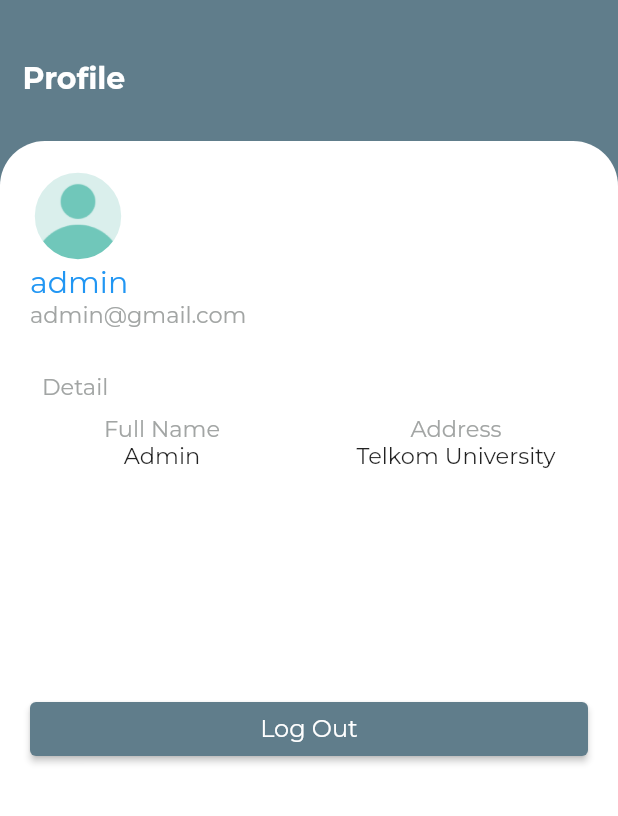
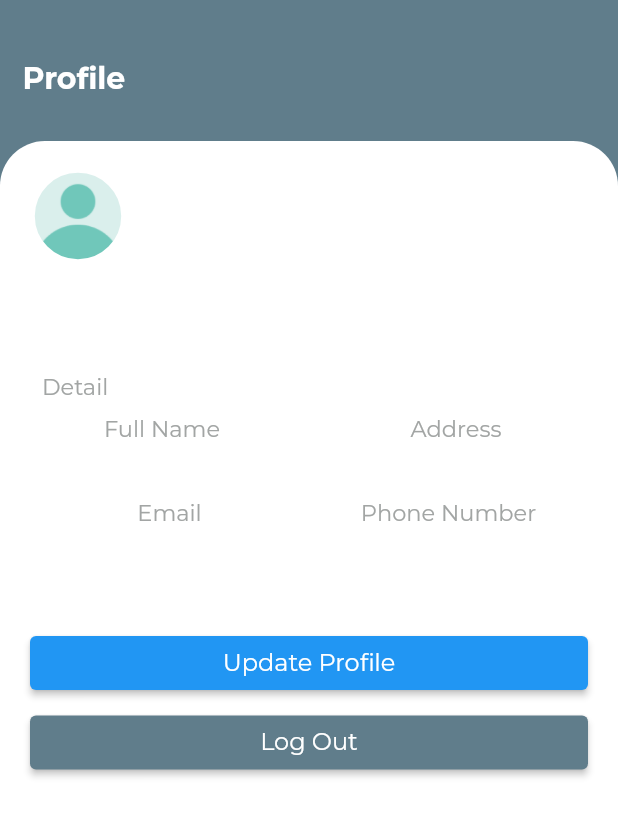
Before and after one commit to dickymujantara/tubes-abp-flutter, a Flutter app: the Account screen opened directly, on a phone screen of 412 x 824 dp. Shown: the top 816 px of the screen. Run offline on Flutter 3.47's test engine with Material 2 defaults, Android fonts, the phone set to English and light mode, and no system bars; our stand-ins replace dio, google_fonts, image_picker, shared_preferences; accounts and stored records are empty.

Commit message:
implement get profile

```diff
--- a/lib/common/constants.dart
+++ b/lib/common/constants.dart
@@ -7,4 +7,6 @@ const String keyName = "key_name";
 const String keyAddress = "key_address";
 const String keyEmail = "key_email";
 const String keyRole = "key_role";
+const String keyId = "key_id";
+const String keyPhonenumber = "key_phonenumber";
 const String loginFailed = "Login Error!";
--- a/lib/home.dart
+++ b/lib/home.dart
@@ -1,4 +1,5 @@
 import 'package:flutter/material.dart';
+import 'package:tubes_flutter/common/colors.dart';
 import 'ui/home/home.dart';
 import 'ui/story/story.dart';
 import 'ui/visitlist/listdata.dart';
@@ -75,6 +76,8 @@ class _MyHomePageState extends State<MyHomePage> {
       onTap: (index) {
         _changeTab(index);
       },
+      backgroundColor: primaryColor,
+      selectedItemColor: infoColor,
       currentIndex: _currentIndex,
       items: const [
         BottomNavigationBarItem(
--- a/lib/provider/user_provider.dart
+++ b/lib/provider/user_provider.dart
@@ -3,35 +3,42 @@ import 'dart:developer';
 import 'package:flutter/material.dart';
 import 'package:shared_preferences/shared_preferences.dart';
 import 'package:tubes_flutter/common/constants.dart';
+import 'package:tubes_flutter/model/user_profile_response.dart';
 import 'package:tubes_flutter/model/user_register_response.dart';
 import 'package:tubes_flutter/network/remote_data_source.dart';
 import '../model/user_response.dart';
 
 class UserProvider with ChangeNotifier{
   String? _token;
+  String? _id;
   String? _username;
   String? _name;
   String? _address;
   String? _email;
   String? _role;
+  String? _phoneNumber;
 
   late final SharedPreferences _preferences;
 
   String? get token => _token;
+  String? get id => _id;
   String? get username => _username;
   String? get name => _name;
   String? get address => _address;
   String? get email => _email;
   String? get role => _role;
+  String? get phoneNumber => _phoneNumber;
 
   Future<void> init() async{
     _preferences = await SharedPreferences.getInstance();
     _token = _preferences.getString(keyToken);
+    _id = _preferences.getString(keyId);
     _username = _preferences.getString(keyUsername);
     _name = _preferences.getString(keyName);
     _address = _preferences.getString(keyAddress);
     _email = _preferences.getString(keyEmail);
     _role = _preferences.getString(keyRole);
+    _phoneNumber = _preferences.getString(keyPhonenumber);
   }
 
   Future<UserResponse> login({
@@ -39,22 +46,25 @@ class UserProvider with ChangeNotifier{
     required String password
   }) async{
     UserResponse auth = await RemoteDataSource.login(username: username, password: password);
+    UserProfileResponse profile = await RemoteDataSource.profile(id: auth.data.user.id.toString());
 
     _token = auth.data.accessToken;
+    _id = auth.data.user.id.toString();
     _username = auth.data.user.username;
     _name = auth.data.user.name;
     _address = auth.data.user.address;
     _email = auth.data.user.email;
     _role = auth.data.user.role;
+    _phoneNumber = profile.data.phoneNumber;
 
-    if (_token != null) {
     await _preferences.setString(keyToken,_token!);
     await _preferences.setString(keyUsername,_username!);
     await _preferences.setString(keyName,_name!);
     await _preferences.setString(keyAddress,_address!);
     await _preferences.setString(keyEmail,_email!);
     await _preferences.setString(keyRole,_role!);
-    }
+    await _preferences.setString(keyId,_id!);
+    await _preferences.setString(keyPhonenumber,_phoneNumber!);
 
     return auth;
   }
@@ -81,4 +91,9 @@ class UserProvider with ChangeNotifier{
 
   }
 
+  Future<void> logout() async {
+    _preferences = await SharedPreferences.getInstance();
+    _preferences.clear();
   }
+
+}
--- a/lib/ui/account/account.dart
+++ b/lib/ui/account/account.dart
@@ -3,9 +3,76 @@ import 'package:tubes_flutter/widget/custom_scaffold.dart';
 import 'package:tubes_flutter/common/colors.dart';
 import 'package:tubes_flutter/common/text_styles.dart';
 import 'package:tubes_flutter/ui/auth/login_page.dart';
+import 'package:tubes_flutter/provider/user_provider.dart';
+import 'package:provider/provider.dart';
+import 'package:tubes_flutter/ui/auth/login_page.dart';
 
-class Account extends StatelessWidget {
+class Account extends StatefulWidget{
   static const routeName = "profile";
+
+  @override
+  _AccountState createState() => _AccountState();
+}
+
+class _AccountState extends State<Account> {
+  String _username = "";
+  String _email = "";
+  String _name = "";
+  String _address = "";
+  String _phoneNumber = "";
+
+  @override
+  void initState() {
+    _userData();
+    super.initState();
+  }
+
+  Future<void> _userData() async {
+    UserProvider provider = context.read<UserProvider>();
+
+    String username = provider.username ?? "";
+    String email = provider.email ?? "";
+    String name = provider.name ?? "";
+    String address = provider.address ?? "";
+    String phoneNumber = provider.phoneNumber ?? "";
+
+    setState(() {
+      _username = username;
+      _email = email;
+      _name = name;
+      _address = address;
+      _phoneNumber = phoneNumber;
+    });
+  }
+
+  Future<void> _logout() async {
+    showDialog(
+      context: context,
+      builder: (BuildContext context) {
+        return AlertDialog(
+          title: const Text('Alert'),
+          content: SingleChildScrollView(
+            child: ListBody(
+              children: const <Widget>[
+                Text('Are you sure want to logout?'),
+              ],
+            ),
+          ),
+          actions: <Widget>[
+            TextButton(
+              child: const Text('Yes'),
+              onPressed: () {
+                UserProvider provider = context.read<UserProvider>();
+                provider.logout();
+                Navigator.popAndPushNamed(context, LoginPage.routeName);
+              },
+            ),
+          ],
+        );
+      }
+    );
+  }
+
   @override
   Widget build(BuildContext context) {
     return CustomScaffold(
@@ -40,8 +107,8 @@ class Account extends StatelessWidget {
             mainAxisAlignment: MainAxisAlignment.start,
             crossAxisAlignment: CrossAxisAlignment.start,
             children: [
-              Text('admin', style: primaryText.copyWith(fontSize: 20), overflow: TextOverflow.ellipsis,),
-              Text("admin@gmail.com",style: greyText.copyWith(fontSize: 15),overflow: TextOverflow.ellipsis)
+              Text(_username, style: primaryText.copyWith(fontSize: 20), overflow: TextOverflow.ellipsis,),
+              Text(_email,style: greyText.copyWith(fontSize: 15),overflow: TextOverflow.ellipsis)
             ],
           ),
         ),
@@ -65,7 +132,7 @@ class Account extends StatelessWidget {
                     TextSpan(
                         text: 'Full Name\n',
                         style: greyText.copyWith(fontSize: 15)),
-                    TextSpan(text: "Admin", style: blackText),
+                    TextSpan(text: _name, style: blackText),
                   ]),
                   textAlign: TextAlign.center,
                 ),
@@ -83,7 +150,7 @@ class Account extends StatelessWidget {
                     TextSpan(
                         text: 'Address\n',
                         style: greyText.copyWith(fontSize: 15)),
-                    TextSpan(text: 'Telkom University', style: blackText),
+                    TextSpan(text: _address, style: blackText),
                   ]),
                   textAlign: TextAlign.center,
                 ),
@@ -92,7 +159,58 @@ class Account extends StatelessWidget {
           ),
         ),
         const SizedBox(
-          height: 150,
+          height: 20,
+        ),
+        Container(
+          child: Row(
+            mainAxisAlignment: MainAxisAlignment.spaceBetween,
+            children: [
+              Expanded(
+                child: Text.rich(
+                  TextSpan(children: [
+                    TextSpan(
+                        text: 'Email\n',
+                        style: greyText.copyWith(fontSize: 15)),
+                    TextSpan(text: _email, style: blackText),
+                  ]),
+                  textAlign: TextAlign.center,
+                ),
+              ),
+              Expanded(
+                child: Text.rich(
+                  TextSpan(children: [
+                    TextSpan(
+                        text: 'Phone Number\n',
+                        style: greyText.copyWith(fontSize: 15)),
+                    TextSpan(text: _name, style: blackText),
+                  ]),
+                  textAlign: TextAlign.center,
+                ),
+              ),
+            ],
+          ),
+        ),
+        const SizedBox(
+          height: 50,
+        ),
+        ElevatedButton(
+          style: ElevatedButton.styleFrom(
+            primary: primaryColor,
+          ),
+          onPressed: () {
+            Navigator.pushNamedAndRemoveUntil(
+              context,
+              LoginPage.routeName,
+              (Route<dynamic> route) => false,
+            );
+          },
+          child: Text(
+            'Update Profile',
+            style: blackText.copyWith(fontSize: 16),
+          ),
+        ),
+        const SizedBox(
+          height: 5,
         ),
         ElevatedButton(
           style: ElevatedButton.styleFrom(
--- a/lib/ui/auth/login_page.dart
+++ b/lib/ui/auth/login_page.dart
@@ -8,7 +8,6 @@ import 'package:tubes_flutter/widget/custom_form_field.dart';
 import 'package:tubes_flutter/common/colors.dart';
 import 'package:tubes_flutter/home.dart';
 import 'package:tubes_flutter/ui/auth/register_page.dart';
-import 'package:tubes_flutter/ui/account/account.dart';
 
 class LoginPage extends StatefulWidget{
   static const routeName = "login";
--- a/lib/ui/auth/register_page.dart
+++ b/lib/ui/auth/register_page.dart
@@ -1,13 +1,11 @@
 import 'package:flutter/material.dart';
 import 'package:tubes_flutter/common/constants.dart';
 import 'package:tubes_flutter/model/user_register_response.dart';
-import 'package:tubes_flutter/model/user_response.dart';
 import 'package:tubes_flutter/provider/user_provider.dart';
 import 'package:provider/provider.dart';
 import 'package:tubes_flutter/common/text_styles.dart';
 import 'package:tubes_flutter/widget/custom_form_field.dart';
 import 'package:tubes_flutter/common/colors.dart';
-import 'package:tubes_flutter/ui/auth/login_page.dart';
 
 class RegisterPage extends StatefulWidget{
   static const routeName = "register";
```
Lines whose indentation alone changed are shown as unchanged.
